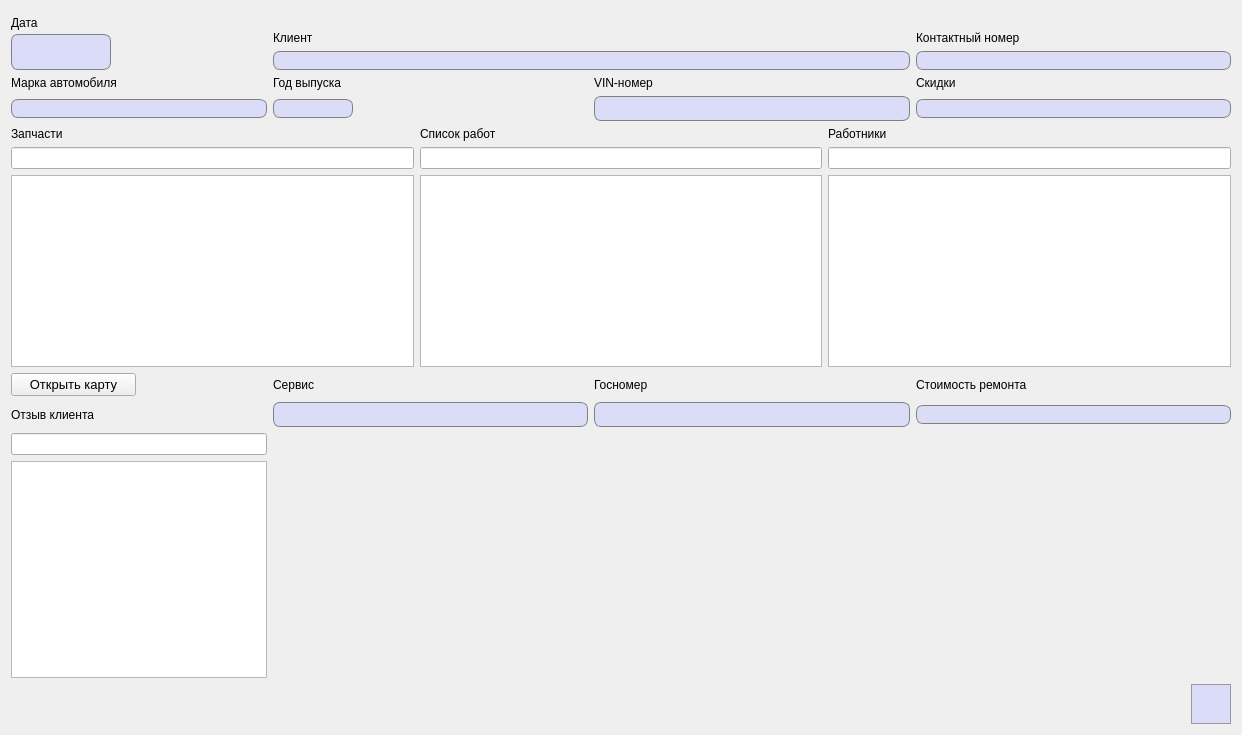
Above: AddOrder.ui from FediiBohdan/TechService before the change. Below: the same form after it.
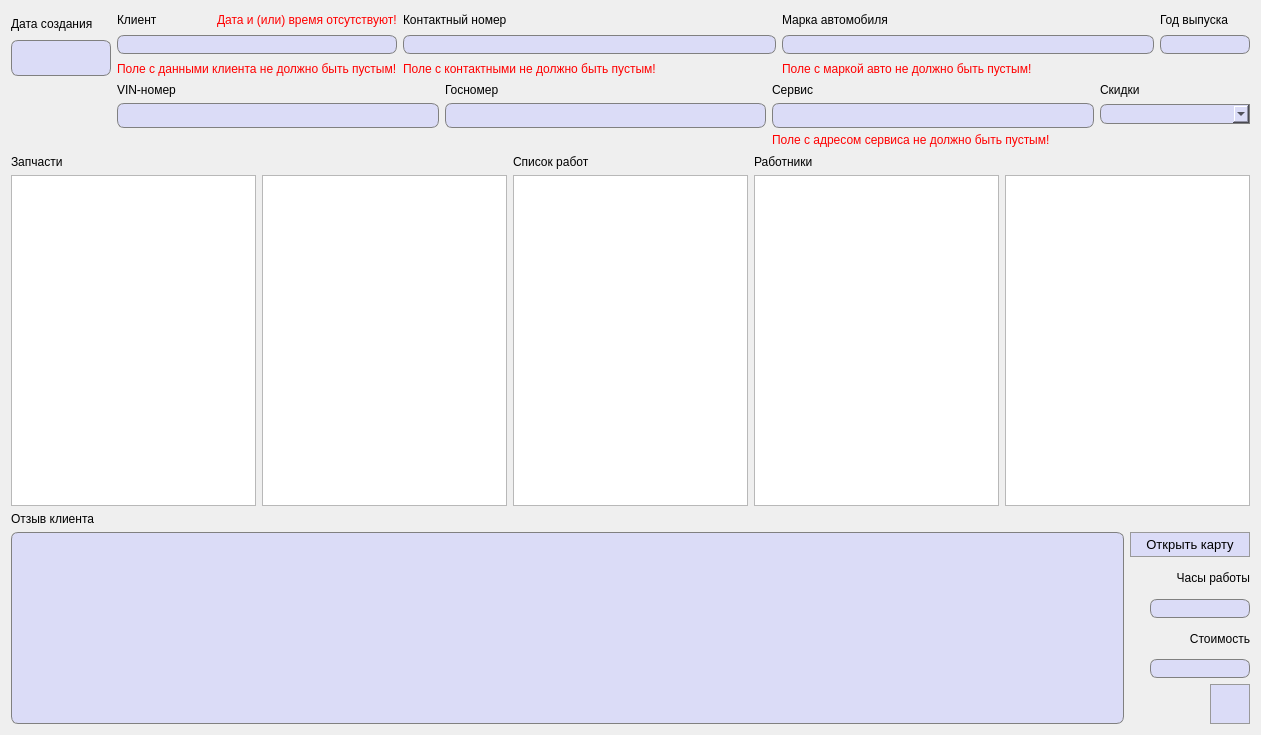
That is the form after the change. Icons and pictures are not drawn.

Commit message:
Some further steps in Orders dialogs + some fixes to other dialog
OrdersHistory table was modified + AddOrder GUI improvements + ListOrders was modified + some fixes in other classes

The edit to the form file:
```diff
--- a/AddOrder.ui
+++ b/AddOrder.ui
@@ -6,7 +6,7 @@
    <rect>
     <x>0</x>
     <y>0</y>
-    <width>1242</width>
+    <width>1261</width>
     <height>735</height>
    </rect>
   </property>
@@ -17,125 +17,66 @@
    <iconset resource="images.qrc">
     <normaloff>:/images/autoService-logo.png</normaloff>:/images/autoService-logo.png</iconset>
   </property>
-  <layout class="QGridLayout" name="gridLayout_3">
-   <item row="1" column="1">
-    <widget class="QPushButton" name="createOrderButton">
-     <property name="minimumSize">
-      <size>
-       <width>40</width>
-       <height>40</height>
-      </size>
-     </property>
-     <property name="styleSheet">
-      <string notr="true">QPushButton {
-	background-color: #dbdcf7;
-	border: 1px solid #999999;
-}
-
-QPushButton:hover {
-	background-color: #d5d6f0;
-	border: 1px solid #acacac;
-}
-
-QPushButton:pressed {
-	background-color: #cbcde6;
-	border: 2px solid #999999;
-}</string>
-     </property>
-     <property name="text">
-      <string/>
-     </property>
-     <property name="icon">
-      <iconset resource="images.qrc">
-       <normaloff>:/images/save.png</normaloff>:/images/save.png</iconset>
-     </property>
-     <property name="iconSize">
-      <size>
-       <width>30</width>
-       <height>30</height>
-      </size>
-     </property>
-    </widget>
-   </item>
-   <item row="1" column="0">
-    <spacer name="horizontalSpacer_3">
-     <property name="orientation">
-      <enum>Qt::Horizontal</enum>
-     </property>
-     <property name="sizeHint" stdset="0">
-      <size>
-       <width>40</width>
-       <height>20</height>
-      </size>
-     </property>
-    </spacer>
-   </item>
-   <item row="0" column="0" colspan="2">
-    <layout class="QGridLayout" name="gridLayout">
-     <item row="3" column="4">
-      <widget class="QLabel" name="label_6">
-       <property name="text">
-        <string>Скидки</string>
-       </property>
-      </widget>
-     </item>
-     <item row="4" column="3">
-      <widget class="QLineEdit" name="VIN_Line">
-       <property name="minimumSize">
-        <size>
-         <width>0</width>
-         <height>25</height>
-        </size>
-       </property>
-       <property name="font">
-        <font>
-         <pointsize>10</pointsize>
-        </font>
-       </property>
-       <property name="styleSheet">
-        <string notr="true">QLineEdit {
-	border: 1px solid gray;
-    border-radius: 7px;
-    background-color: #dbdcf7;
-	padding-left: 3px;
-}</string>
-       </property>
-      </widget>
-     </item>
-     <item row="1" column="4">
+  <layout class="QGridLayout" name="gridLayout_8">
+   <item row="0" column="1">
+    <layout class="QVBoxLayout" name="verticalLayout">
+     <item>
+      <layout class="QGridLayout" name="gridLayout_5">
+       <item row="0" column="2">
       <widget class="QLabel" name="label_7">
+         <property name="font">
+          <font>
+           <pointsize>9</pointsize>
+          </font>
+         </property>
        <property name="text">
         <string>Контактный номер</string>
        </property>
       </widget>
      </item>
-     <item row="2" column="4">
-      <widget class="QLineEdit" name="contactLine">
-       <property name="minimumSize">
+       <item row="0" column="0">
+        <widget class="QLabel" name="label_12">
+         <property name="maximumSize">
         <size>
-         <width>220</width>
-         <height>0</height>
+           <width>16777215</width>
+           <height>20</height>
         </size>
        </property>
        <property name="font">
         <font>
-         <pointsize>10</pointsize>
-        </font>
-       </property>
-       <property name="styleSheet">
-        <string notr="true">QLineEdit {
-	border: 1px solid gray;
-    border-radius: 7px;
-    background-color: #dbdcf7;
-	padding-left: 3px;
-}</string>
-       </property>
+           <pointsize>9</pointsize>
+          </font>
+         </property>
+         <property name="text">
+          <string>Клиент</string>
+         </property>
+        </widget>
+       </item>
+       <item row="0" column="3">
+        <widget class="QLabel" name="label">
+         <property name="font">
+          <font>
+           <pointsize>9</pointsize>
+          </font>
+         </property>
        <property name="text">
-        <string/>
+          <string>Марка автомобиля</string>
        </property>
       </widget>
      </item>
-     <item row="4" column="0" colspan="2">
+       <item row="0" column="4">
+        <widget class="QLabel" name="label_2">
+         <property name="font">
+          <font>
+           <pointsize>9</pointsize>
+          </font>
+         </property>
+         <property name="text">
+          <string>Год выпуска</string>
+         </property>
+        </widget>
+       </item>
+       <item row="1" column="3">
       <widget class="QLineEdit" name="modelLine">
        <property name="font">
         <font>
@@ -152,17 +93,247 @@
        </property>
       </widget>
      </item>
-     <item row="3" column="3">
+       <item row="1" column="4">
+        <widget class="QLineEdit" name="yearLine">
+         <property name="maximumSize">
+          <size>
+           <width>90</width>
+           <height>16777215</height>
+          </size>
+         </property>
+         <property name="font">
+          <font>
+           <pointsize>10</pointsize>
+          </font>
+         </property>
+         <property name="styleSheet">
+          <string notr="true">QLineEdit {
+	border: 1px solid gray;
+    border-radius: 7px;
+    background-color: #dbdcf7;
+	padding-left: 3px;
+}</string>
+         </property>
+         <property name="text">
+          <string/>
+         </property>
+        </widget>
+       </item>
+       <item row="2" column="2">
+        <widget class="QLabel" name="contactsErrorLabel">
+         <property name="sizePolicy">
+          <sizepolicy hsizetype="Preferred" vsizetype="Ignored">
+           <horstretch>0</horstretch>
+           <verstretch>0</verstretch>
+          </sizepolicy>
+         </property>
+         <property name="minimumSize">
+          <size>
+           <width>0</width>
+           <height>18</height>
+          </size>
+         </property>
+         <property name="font">
+          <font>
+           <pointsize>9</pointsize>
+          </font>
+         </property>
+         <property name="styleSheet">
+          <string notr="true">QLabel {
+	color: red;
+}</string>
+         </property>
+         <property name="text">
+          <string>Поле с контактными не должно быть пустым!</string>
+         </property>
+        </widget>
+       </item>
+       <item row="1" column="2">
+        <widget class="QLineEdit" name="contactLine">
+         <property name="minimumSize">
+          <size>
+           <width>0</width>
+           <height>0</height>
+          </size>
+         </property>
+         <property name="font">
+          <font>
+           <pointsize>10</pointsize>
+          </font>
+         </property>
+         <property name="styleSheet">
+          <string notr="true">QLineEdit {
+	border: 1px solid gray;
+    border-radius: 7px;
+    background-color: #dbdcf7;
+	padding-left: 3px;
+}</string>
+         </property>
+         <property name="text">
+          <string/>
+         </property>
+        </widget>
+       </item>
+       <item row="2" column="3">
+        <widget class="QLabel" name="autoErrorLabel">
+         <property name="sizePolicy">
+          <sizepolicy hsizetype="Preferred" vsizetype="Ignored">
+           <horstretch>0</horstretch>
+           <verstretch>0</verstretch>
+          </sizepolicy>
+         </property>
+         <property name="minimumSize">
+          <size>
+           <width>0</width>
+           <height>18</height>
+          </size>
+         </property>
+         <property name="font">
+          <font>
+           <pointsize>9</pointsize>
+          </font>
+         </property>
+         <property name="styleSheet">
+          <string notr="true">QLabel {
+	color: red;
+}</string>
+         </property>
+         <property name="text">
+          <string>Поле с маркой авто не должно быть пустым!</string>
+         </property>
+        </widget>
+       </item>
+       <item row="0" column="1">
+        <widget class="QLabel" name="dateErrorLabel">
+         <property name="font">
+          <font>
+           <pointsize>9</pointsize>
+          </font>
+         </property>
+         <property name="styleSheet">
+          <string notr="true">QLabel {
+	color: red;
+}</string>
+         </property>
+         <property name="text">
+          <string>Дата и (или) время отсутствуют!</string>
+         </property>
+        </widget>
+       </item>
+       <item row="1" column="0" colspan="2">
+        <widget class="QLineEdit" name="clientLine">
+         <property name="minimumSize">
+          <size>
+           <width>0</width>
+           <height>0</height>
+          </size>
+         </property>
+         <property name="font">
+          <font>
+           <pointsize>10</pointsize>
+          </font>
+         </property>
+         <property name="styleSheet">
+          <string notr="true">QLineEdit {
+	border: 1px solid gray;
+    border-radius: 7px;
+    background-color: #dbdcf7;
+	padding-left: 3px;
+}</string>
+         </property>
+        </widget>
+       </item>
+       <item row="2" column="0" colspan="2">
+        <widget class="QLabel" name="clientErrorLabel">
+         <property name="sizePolicy">
+          <sizepolicy hsizetype="Preferred" vsizetype="Ignored">
+           <horstretch>0</horstretch>
+           <verstretch>0</verstretch>
+          </sizepolicy>
+         </property>
+         <property name="minimumSize">
+          <size>
+           <width>0</width>
+           <height>18</height>
+          </size>
+         </property>
+         <property name="font">
+          <font>
+           <pointsize>9</pointsize>
+          </font>
+         </property>
+         <property name="styleSheet">
+          <string notr="true">QLabel {
+	color: red;
+}</string>
+         </property>
+         <property name="text">
+          <string>Поле с данными клиента не должно быть пустым!</string>
+         </property>
+        </widget>
+       </item>
+      </layout>
+     </item>
+     <item>
+      <layout class="QGridLayout" name="gridLayout_6">
+       <item row="0" column="0">
       <widget class="QLabel" name="label_3">
+         <property name="font">
+          <font>
+           <pointsize>9</pointsize>
+          </font>
+         </property>
        <property name="text">
         <string>VIN-номер</string>
        </property>
       </widget>
      </item>
-     <item row="7" column="4">
-      <widget class="QLineEdit" name="priceLine">
+       <item row="0" column="1">
+        <widget class="QLabel" name="label_13">
        <property name="font">
         <font>
+           <pointsize>9</pointsize>
+          </font>
+         </property>
+         <property name="text">
+          <string>Госномер</string>
+         </property>
+        </widget>
+       </item>
+       <item row="0" column="2">
+        <widget class="QLabel" name="label_14">
+         <property name="font">
+          <font>
+           <pointsize>9</pointsize>
+          </font>
+         </property>
+         <property name="text">
+          <string>Сервис</string>
+         </property>
+        </widget>
+       </item>
+       <item row="0" column="3">
+        <widget class="QLabel" name="label_6">
+         <property name="font">
+          <font>
+           <pointsize>9</pointsize>
+          </font>
+         </property>
+         <property name="text">
+          <string>Скидки</string>
+         </property>
+        </widget>
+       </item>
+       <item row="1" column="0">
+        <widget class="QLineEdit" name="VIN_Line">
+         <property name="minimumSize">
+          <size>
+           <width>0</width>
+           <height>25</height>
+          </size>
+         </property>
+         <property name="font">
+          <font>
          <pointsize>10</pointsize>
         </font>
        </property>
@@ -176,8 +347,14 @@
        </property>
       </widget>
      </item>
-     <item row="4" column="4">
-      <widget class="QLineEdit" name="discountsLine">
+       <item row="1" column="1">
+        <widget class="QLineEdit" name="autoLicensePlateLine">
+         <property name="minimumSize">
+          <size>
+           <width>0</width>
+           <height>25</height>
+          </size>
+         </property>
        <property name="font">
         <font>
          <pointsize>10</pointsize>
@@ -193,7 +370,7 @@
        </property>
       </widget>
      </item>
-     <item row="7" column="2">
+       <item row="1" column="2">
       <widget class="QLineEdit" name="serviceLine">
        <property name="minimumSize">
         <size>
@@ -222,18 +399,17 @@
        </property>
       </widget>
      </item>
-     <item row="3" column="0" colspan="2">
-      <widget class="QLabel" name="label">
-       <property name="text">
-        <string>Марка автомобиля</string>
-       </property>
-      </widget>
-     </item>
-     <item row="6" column="0">
-      <widget class="QPushButton" name="pushButton">
+       <item row="1" column="3">
+        <widget class="QComboBox" name="discounts">
+         <property name="minimumSize">
+          <size>
+           <width>150</width>
+           <height>20</height>
+          </size>
+         </property>
        <property name="maximumSize">
         <size>
-         <width>140</width>
+           <width>16777215</width>
          <height>16777215</height>
         </size>
        </property>
@@ -241,55 +417,304 @@
         <font>
          <pointsize>10</pointsize>
         </font>
+         </property>
+         <property name="styleSheet">
+          <string notr="true">QComboBox {
+	border: 1px solid gray;
+    border-top-left-radius: 7px;
+	border-bottom-left-radius: 7px;
+    background-color: #dbdcf7;
+	padding-left: 3px;
+}</string>
+         </property>
+        </widget>
+       </item>
+       <item row="2" column="2">
+        <widget class="QLabel" name="serviceErrorLabel">
+         <property name="sizePolicy">
+          <sizepolicy hsizetype="Preferred" vsizetype="Ignored">
+           <horstretch>0</horstretch>
+           <verstretch>0</verstretch>
+          </sizepolicy>
+         </property>
+         <property name="minimumSize">
+          <size>
+           <width>0</width>
+           <height>18</height>
+          </size>
+         </property>
+         <property name="font">
+          <font>
+           <pointsize>9</pointsize>
+          </font>
+         </property>
+         <property name="styleSheet">
+          <string notr="true">QLabel {
+	color: red;
+}</string>
+         </property>
+         <property name="text">
+          <string>Поле с адресом сервиса не должно быть пустым!</string>
+         </property>
+        </widget>
+       </item>
+      </layout>
+     </item>
+    </layout>
+   </item>
+   <item row="2" column="0" colspan="2">
+    <layout class="QGridLayout" name="gridLayout_7">
+     <item row="1" column="1">
+      <widget class="QPushButton" name="openMapButton">
+       <property name="minimumSize">
+        <size>
+         <width>120</width>
+         <height>25</height>
+        </size>
+       </property>
+       <property name="font">
+        <font>
+         <pointsize>10</pointsize>
+        </font>
+       </property>
+       <property name="styleSheet">
+        <string notr="true">QPushButton {
+	background-color: #dbdcf7;
+	border: 1px solid #999999;
+}
+
+QPushButton:hover {
+	background-color: #d5d6f0;
+	border: 1px solid #acacac;
+}
+
+QPushButton:pressed {
+	background-color: #cbcde6;
+	border: 2px solid #999999;
+}</string>
        </property>
        <property name="text">
         <string>Открыть карту</string>
        </property>
+      </widget>
+     </item>
+     <item row="2" column="1">
+      <widget class="QLabel" name="label_15">
+       <property name="font">
+        <font>
+         <pointsize>9</pointsize>
+        </font>
+       </property>
+       <property name="layoutDirection">
+        <enum>Qt::RightToLeft</enum>
+       </property>
+       <property name="text">
+        <string>Часы работы</string>
+       </property>
+       <property name="textFormat">
+        <enum>Qt::PlainText</enum>
+       </property>
+       <property name="alignment">
+        <set>Qt::AlignRight|Qt::AlignTrailing|Qt::AlignVCenter</set>
+       </property>
+      </widget>
+     </item>
+     <item row="0" column="0">
+      <widget class="QLabel" name="label_11">
+       <property name="font">
+        <font>
+         <pointsize>9</pointsize>
+        </font>
+       </property>
+       <property name="text">
+        <string>Отзыв клиента</string>
+       </property>
+      </widget>
+     </item>
+     <item row="6" column="1">
+      <widget class="QPushButton" name="createOrderButton">
+       <property name="minimumSize">
+        <size>
+         <width>40</width>
+         <height>40</height>
+        </size>
+       </property>
+       <property name="maximumSize">
+        <size>
+         <width>40</width>
+         <height>40</height>
+        </size>
+       </property>
+       <property name="layoutDirection">
+        <enum>Qt::RightToLeft</enum>
+       </property>
+       <property name="styleSheet">
+        <string notr="true">QPushButton {
+	background-color: #dbdcf7;
+	border: 1px solid #999999;
+}
+
+QPushButton:hover {
+	background-color: #d5d6f0;
+	border: 1px solid #acacac;
+}
+
+QPushButton:pressed {
+	background-color: #cbcde6;
+	border: 2px solid #999999;
+}</string>
+       </property>
+       <property name="text">
+        <string/>
+       </property>
        <property name="icon">
         <iconset>
          <normaloff>:/mapMarker1.png</normaloff>:/mapMarker1.png</iconset>
        </property>
+       <property name="iconSize">
+        <size>
+         <width>30</width>
+         <height>30</height>
+        </size>
+       </property>
       </widget>
      </item>
-     <item row="6" column="4">
+     <item row="1" column="0" rowspan="6">
+      <widget class="QTextEdit" name="feedback">
+       <property name="maximumSize">
+        <size>
+         <width>16777215</width>
+         <height>16777215</height>
+        </size>
+       </property>
+       <property name="font">
+        <font>
+         <pointsize>9</pointsize>
+        </font>
+       </property>
+       <property name="styleSheet">
+        <string notr="true">QTextEdit {
+	border: 1px solid gray;
+    border-radius: 7px;
+    background-color: #dbdcf7;
+	padding-left: 3px;
+}</string>
+       </property>
+      </widget>
+     </item>
+     <item row="3" column="1">
+      <widget class="QLineEdit" name="workHours">
+       <property name="maximumSize">
+        <size>
+         <width>100</width>
+         <height>16777215</height>
+        </size>
+       </property>
+       <property name="font">
+        <font>
+         <pointsize>10</pointsize>
+        </font>
+       </property>
+       <property name="layoutDirection">
+        <enum>Qt::RightToLeft</enum>
+       </property>
+       <property name="styleSheet">
+        <string notr="true">QLineEdit {
+	border: 1px solid gray;
+    border-radius: 7px;
+    background-color: #dbdcf7;
+	padding-left: 3px;
+}</string>
+       </property>
+      </widget>
+     </item>
+     <item row="4" column="1">
       <widget class="QLabel" name="label_10">
-       <property name="text">
-        <string>Стоимость ремонта</string>
+       <property name="font">
+        <font>
+         <pointsize>9</pointsize>
+        </font>
        </property>
-      </widget>
-     </item>
-     <item row="6" column="3">
-      <widget class="QLabel" name="label_13">
+       <property name="layoutDirection">
+        <enum>Qt::LeftToRight</enum>
+       </property>
        <property name="text">
-        <string>Госномер</string>
+        <string>Стоимость</string>
        </property>
+       <property name="alignment">
+        <set>Qt::AlignRight|Qt::AlignTrailing|Qt::AlignVCenter</set>
+       </property>
       </widget>
      </item>
-     <item row="9" column="0" colspan="2">
-      <widget class="QTextEdit" name="textEdit">
+     <item row="5" column="1">
+      <widget class="QLineEdit" name="priceLine">
+       <property name="maximumSize">
+        <size>
+         <width>100</width>
+         <height>16777215</height>
+        </size>
+       </property>
        <property name="font">
         <font>
-         <pointsize>9</pointsize>
+         <pointsize>10</pointsize>
         </font>
        </property>
+       <property name="layoutDirection">
+        <enum>Qt::RightToLeft</enum>
+       </property>
+       <property name="styleSheet">
+        <string notr="true">QLineEdit {
+	border: 1px solid gray;
+    border-radius: 7px;
+    background-color: #dbdcf7;
+	padding-left: 3px;
+}</string>
+       </property>
       </widget>
      </item>
-     <item row="0" column="0" rowspan="3" colspan="2">
-      <layout class="QGridLayout" name="gridLayout_2" rowstretch="0,0,0" columnstretch="0,0">
-       <property name="sizeConstraint">
-        <enum>QLayout::SetDefaultConstraint</enum>
-       </property>
-       <property name="topMargin">
-        <number>0</number>
-       </property>
-       <property name="horizontalSpacing">
-        <number>7</number>
-       </property>
-       <property name="verticalSpacing">
-        <number>0</number>
-       </property>
+    </layout>
+   </item>
+   <item row="0" column="0">
+    <layout class="QGridLayout" name="gridLayout_13">
+     <item row="0" column="0">
+      <layout class="QGridLayout" name="gridLayout_12">
+       <item row="0" column="0">
+        <widget class="QLabel" name="label_8">
+         <property name="minimumSize">
+          <size>
+           <width>0</width>
+           <height>20</height>
+          </size>
+         </property>
+         <property name="maximumSize">
+          <size>
+           <width>130</width>
+           <height>20</height>
+          </size>
+         </property>
+         <property name="font">
+          <font>
+           <pointsize>9</pointsize>
+          </font>
+         </property>
+         <property name="text">
+          <string>Дата создания</string>
+         </property>
+        </widget>
+       </item>
        <item row="1" column="0">
+        <layout class="QGridLayout" name="gridLayout_2">
+         <property name="verticalSpacing">
+          <number>0</number>
+         </property>
+         <item row="0" column="0">
         <widget class="QLineEdit" name="dateLine">
+           <property name="minimumSize">
+            <size>
+             <width>100</width>
+             <height>0</height>
+            </size>
+           </property>
          <property name="maximumSize">
           <size>
            <width>100</width>
@@ -314,8 +739,14 @@
          </property>
         </widget>
        </item>
-       <item row="2" column="0">
+         <item row="1" column="0">
         <widget class="QLineEdit" name="timeLine">
+           <property name="minimumSize">
+            <size>
+             <width>100</width>
+             <height>0</height>
+            </size>
+           </property>
          <property name="maximumSize">
           <size>
            <width>100</width>
@@ -340,96 +771,60 @@
          </property>
         </widget>
        </item>
-       <item row="0" column="0">
-        <widget class="QLabel" name="label_8">
-         <property name="text">
-          <string>Дата</string>
-         </property>
-        </widget>
+        </layout>
        </item>
-       <item row="0" column="1" rowspan="3">
-        <spacer name="horizontalSpacer_2">
-         <property name="orientation">
-          <enum>Qt::Horizontal</enum>
-         </property>
-         <property name="sizeHint" stdset="0">
-          <size>
-           <width>40</width>
-           <height>20</height>
-          </size>
-         </property>
-        </spacer>
-       </item>
       </layout>
      </item>
-     <item row="1" column="2" colspan="2">
-      <widget class="QLabel" name="label_12">
-       <property name="text">
-        <string>Клиент</string>
-       </property>
-      </widget>
-     </item>
-     <item row="8" column="0" colspan="2">
-      <widget class="QLineEdit" name="feedbackLine"/>
-     </item>
-     <item row="0" column="2" colspan="3">
-      <widget class="QLabel" name="technicalLabel">
+     <item row="1" column="0">
+      <layout class="QGridLayout" name="gridLayout_11">
+       <item row="0" column="0">
+        <widget class="QLabel" name="updateDateLabel">
        <property name="minimumSize">
         <size>
-         <width>30</width>
-         <height>0</height>
-        </size>
-       </property>
-       <property name="text">
-        <string/>
-       </property>
-      </widget>
-     </item>
-     <item row="7" column="3">
-      <widget class="QLineEdit" name="autoLicensePlateLine">
-       <property name="minimumSize">
+           <width>0</width>
+           <height>20</height>
+          </size>
+         </property>
+         <property name="maximumSize">
         <size>
-         <width>0</width>
-         <height>25</height>
+           <width>120</width>
+           <height>20</height>
         </size>
        </property>
        <property name="font">
         <font>
-         <pointsize>10</pointsize>
+           <pointsize>9</pointsize>
         </font>
        </property>
        <property name="styleSheet">
-        <string notr="true">QLineEdit {
-	border: 1px solid gray;
-    border-radius: 7px;
-    background-color: #dbdcf7;
-	padding-left: 3px;
+          <string notr="true">QLabel {
+	color: transparent;
 }</string>
        </property>
-      </widget>
-     </item>
-     <item row="3" column="2">
-      <widget class="QLabel" name="label_2">
        <property name="text">
-        <string>Год выпуска</string>
+          <string>Дата изменения</string>
        </property>
       </widget>
      </item>
-     <item row="6" column="2">
-      <widget class="QLabel" name="label_14">
-       <property name="text">
-        <string>Сервис</string>
-       </property>
-      </widget>
-     </item>
-     <item row="2" column="2" colspan="2">
-      <widget class="QLineEdit" name="clientLine">
+       <item row="1" column="0">
+        <layout class="QGridLayout" name="gridLayout_9">
+         <property name="verticalSpacing">
+          <number>0</number>
+         </property>
+         <item row="0" column="0">
+          <widget class="QLineEdit" name="updateDateLine">
        <property name="minimumSize">
         <size>
-         <width>0</width>
+             <width>100</width>
          <height>0</height>
         </size>
        </property>
+           <property name="maximumSize">
+            <size>
+             <width>100</width>
+             <height>16777215</height>
+            </size>
+           </property>
        <property name="font">
         <font>
          <pointsize>10</pointsize>
@@ -437,19 +832,23 @@
        </property>
        <property name="styleSheet">
         <string notr="true">QLineEdit {
-	border: 1px solid gray;
-    border-radius: 7px;
-    background-color: #dbdcf7;
-	padding-left: 3px;
+	background-color: transparent;
+	border: 0px;
 }</string>
        </property>
       </widget>
      </item>
-     <item row="4" column="2">
-      <widget class="QLineEdit" name="yearLine">
+         <item row="1" column="0">
+          <widget class="QLineEdit" name="updateTimeLine">
+           <property name="minimumSize">
+            <size>
+             <width>100</width>
+             <height>0</height>
+            </size>
+           </property>
        <property name="maximumSize">
         <size>
-         <width>80</width>
+             <width>100</width>
          <height>16777215</height>
         </size>
        </property>
@@ -460,78 +859,89 @@
        </property>
        <property name="styleSheet">
         <string notr="true">QLineEdit {
-	border: 1px solid gray;
-    border-radius: 7px;
-    background-color: #dbdcf7;
-	padding-left: 3px;
+	background-color: transparent;
+	border: 0px;
 }</string>
        </property>
-       <property name="text">
-        <string/>
-       </property>
-      </widget>
-     </item>
-     <item row="5" column="0" colspan="5">
+          </widget>
+         </item>
+        </layout>
+       </item>
+      </layout>
+     </item>
+    </layout>
+   </item>
+   <item row="1" column="0" colspan="2">
       <layout class="QHBoxLayout" name="horizontalLayout">
        <item>
-        <layout class="QVBoxLayout" name="verticalLayout_3">
-         <item>
+      <layout class="QGridLayout" name="gridLayout">
+       <item row="1" column="0">
+        <widget class="QTableView" name="availableSparePartsTable"/>
+       </item>
+       <item row="1" column="1">
+        <widget class="QTableView" name="usedSparePartsTable"/>
+       </item>
+       <item row="0" column="0" colspan="2">
           <widget class="QLabel" name="label_9">
+         <property name="font">
+          <font>
+           <pointsize>9</pointsize>
+          </font>
+         </property>
            <property name="text">
             <string>Запчасти</string>
            </property>
           </widget>
          </item>
-         <item>
-          <widget class="QLineEdit" name="sparePartsLine"/>
-         </item>
-         <item>
-          <widget class="QTableView" name="tableView_2"/>
-         </item>
         </layout>
        </item>
        <item>
-        <layout class="QVBoxLayout" name="verticalLayout">
-         <item>
+      <layout class="QGridLayout" name="gridLayout_4">
+       <item row="0" column="0">
           <widget class="QLabel" name="label_4">
+         <property name="font">
+          <font>
+           <pointsize>9</pointsize>
+          </font>
+         </property>
            <property name="text">
             <string>Список работ</string>
            </property>
           </widget>
          </item>
-         <item>
-          <widget class="QLineEdit" name="worksLine"/>
-         </item>
-         <item>
-          <widget class="QTableWidget" name="tableWidget"/>
+       <item row="1" column="0">
+        <widget class="QTextEdit" name="workList">
+         <property name="maximumSize">
+          <size>
+           <width>380</width>
+           <height>16777215</height>
+          </size>
+         </property>
+        </widget>
          </item>
         </layout>
        </item>
        <item>
-        <layout class="QVBoxLayout" name="verticalLayout_2">
-         <item>
+      <layout class="QGridLayout" name="gridLayout_3">
+       <item row="1" column="0">
+        <widget class="QTableView" name="allEmployees"/>
+       </item>
+       <item row="1" column="1">
+        <widget class="QTableView" name="currentEmployees"/>
+       </item>
+       <item row="0" column="0" colspan="2">
           <widget class="QLabel" name="label_5">
+         <property name="font">
+          <font>
+           <pointsize>9</pointsize>
+          </font>
+         </property>
            <property name="text">
             <string>Работники</string>
            </property>
           </widget>
          </item>
-         <item>
-          <widget class="QLineEdit" name="staffLine"/>
-         </item>
-         <item>
-          <widget class="QTableView" name="tableView"/>
-         </item>
-        </layout>
-       </item>
-      </layout>
-     </item>
-     <item row="7" column="0" colspan="2">
-      <widget class="QLabel" name="label_11">
-       <property name="text">
-        <string>Отзыв клиента</string>
-       </property>
-      </widget>
+      </layout>
      </item>
     </layout>
    </item>
```
Left out of the diff: 27 changed lines with no effect on the pictures. Lines whose indentation alone changed are shown as unchanged. The commit also changes 15 other files.
